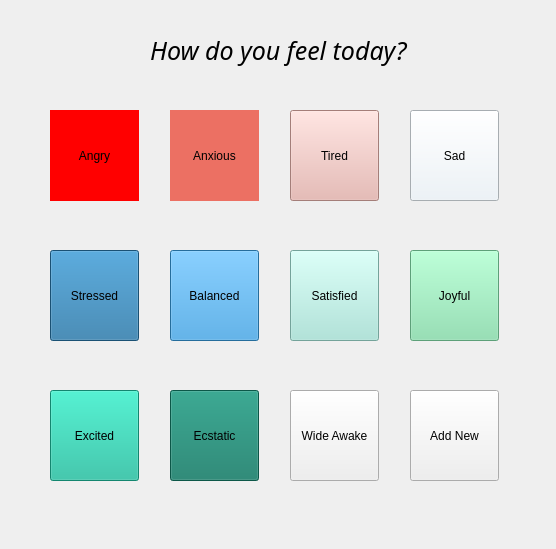
This is Presentation/moodview.ui in fekorte/Diary as Qt 5 draws it before an edit. The edited form follows.
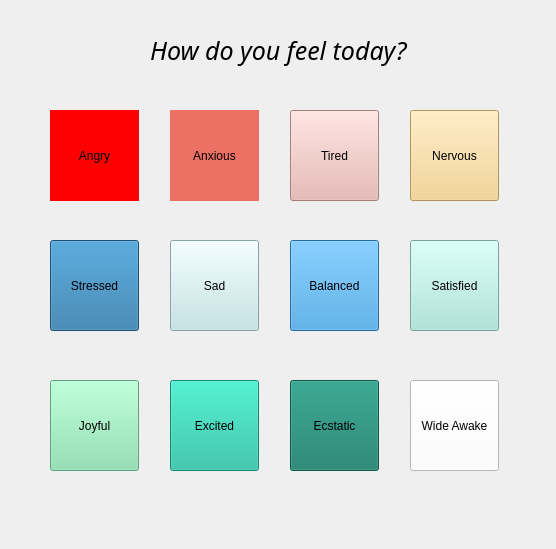
This is the edited form.

What changed in the file:
```diff
--- a/Presentation/moodview.ui
+++ b/Presentation/moodview.ui
@@ -64,14 +64,14 @@
   <widget class="QPushButton" name="sadMood">
    <property name="geometry">
     <rect>
-     <x>410</x>
-     <y>110</y>
+     <x>170</x>
+     <y>240</y>
      <width>89</width>
      <height>91</height>
     </rect>
    </property>
    <property name="styleSheet">
-    <string notr="true">background-color:#EAF2F8</string>
+    <string notr="true">background-color:#BEE3E5</string>
    </property>
    <property name="text">
     <string>Sad</string>
@@ -81,7 +81,7 @@
    <property name="geometry">
     <rect>
      <x>50</x>
-     <y>250</y>
+     <y>240</y>
      <width>89</width>
      <height>91</height>
     </rect>
@@ -96,8 +96,8 @@
   <widget class="QPushButton" name="balancedMood">
    <property name="geometry">
     <rect>
-     <x>170</x>
-     <y>250</y>
+     <x>290</x>
+     <y>240</y>
      <width>89</width>
      <height>91</height>
     </rect>
@@ -112,8 +112,8 @@
   <widget class="QPushButton" name="satisfiedMood">
    <property name="geometry">
     <rect>
-     <x>290</x>
-     <y>250</y>
+     <x>410</x>
+     <y>240</y>
      <width>89</width>
      <height>91</height>
     </rect>
@@ -128,8 +128,8 @@
   <widget class="QPushButton" name="joyfulMood">
    <property name="geometry">
     <rect>
-     <x>410</x>
-     <y>250</y>
+     <x>50</x>
+     <y>380</y>
      <width>89</width>
      <height>91</height>
     </rect>
@@ -144,8 +144,8 @@
   <widget class="QPushButton" name="excitedMood">
    <property name="geometry">
     <rect>
-     <x>50</x>
-     <y>390</y>
+     <x>170</x>
+     <y>380</y>
      <width>89</width>
      <height>91</height>
     </rect>
@@ -160,8 +160,8 @@
   <widget class="QPushButton" name="ecstaticMood">
    <property name="geometry">
     <rect>
-     <x>170</x>
-     <y>390</y>
+     <x>290</x>
+     <y>380</y>
      <width>89</width>
      <height>91</height>
     </rect>
@@ -176,12 +176,15 @@
   <widget class="QPushButton" name="wideAwakeMood">
    <property name="geometry">
     <rect>
-     <x>290</x>
-     <y>390</y>
+     <x>410</x>
+     <y>380</y>
      <width>89</width>
      <height>91</height>
     </rect>
    </property>
+   <property name="styleSheet">
+    <string notr="true">background-color: white;</string>
+   </property>
    <property name="text">
     <string>Wide Awake</string>
    </property>
@@ -190,13 +193,16 @@
    <property name="geometry">
     <rect>
      <x>410</x>
-     <y>390</y>
+     <y>110</y>
      <width>89</width>
      <height>91</height>
     </rect>
    </property>
+   <property name="styleSheet">
+    <string notr="true">background-color: #F3CE7F</string>
+   </property>
    <property name="text">
-    <string>Add New</string>
+    <string>Nervous</string>
    </property>
   </widget>
   <widget class="QLabel" name="label">
```
Left out of the diff: 2 changed lines with no effect on the pictures.
